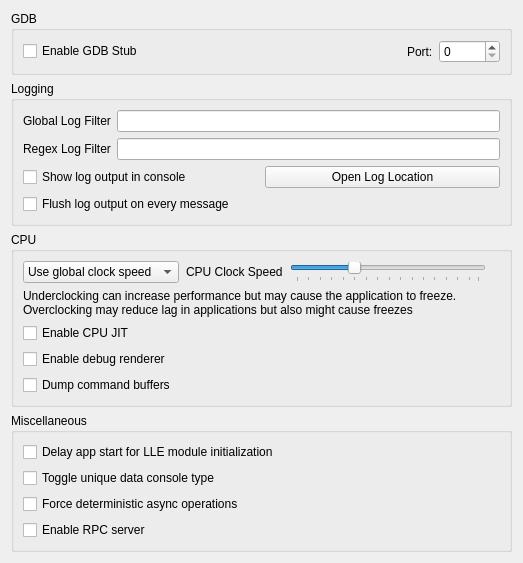
Above: src/citra_qt/configuration/configure_debug.ui from amwatson/CitraVR before the change. Below: the same form after it.
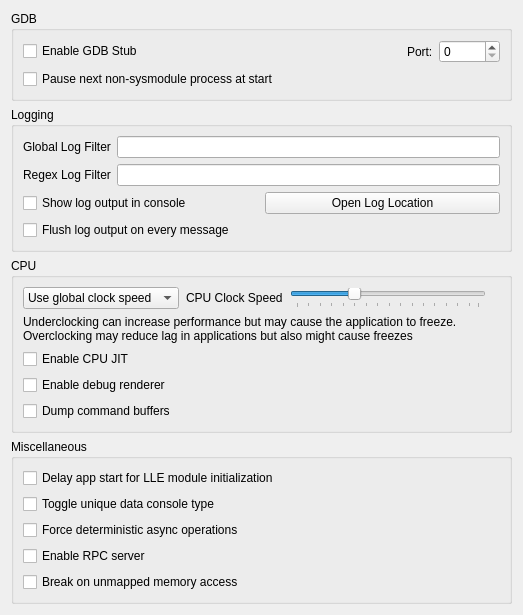
That is the form after the change.

Commit message: Revamp GDB implemenation and add a some minor debug features (#2086)

Patch:
```diff
--- a/src/citra_qt/configuration/configure_debug.ui
+++ b/src/citra_qt/configuration/configure_debug.ui
@@ -60,6 +60,13 @@
           </item>
          </layout>
         </item>
+        <item>
+          <widget class="QCheckBox" name="debug_next_process">
+            <property name="text">
+              <string>Pause next non-sysmodule process at start</string>
+            </property>
+          </widget>
+        </item>
        </layout>
       </widget>
      </item>
@@ -299,6 +306,16 @@
           </property>
         </widget>
       </item>
+      <item row="5" column="0">
+       <widget class="QCheckBox" name="break_on_unmapped_memory_access">
+        <property name="toolTip">
+         <string>&lt;html&gt;&lt;head/&gt;&lt;body&gt;&lt;p&gt;Pauses emulation and shows an error message if an unmapped memory access is detected.&lt;/p&gt;&lt;/body&gt;&lt;/html&gt;</string>
+        </property>
+        <property name="text">
+         <string>Break on unmapped memory access</string>
+        </property>
+       </widget>
+      </item>
      </layout>
     </widget>
    </item>
```
Left out of the diff: 2 changed lines with no effect on the pictures. The commit also changes 42 other files.
